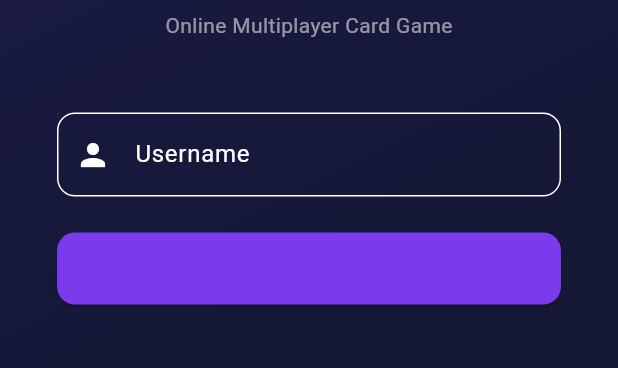
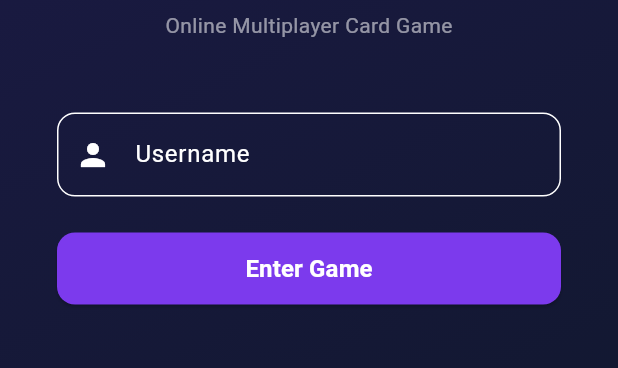
Before and after one commit to Kai-Zen23/PDC-PIT, a Flutter app: the screen it shows after launch, on a phone screen of 412 x 824 dp, the part 501-869 px from its top. Run offline on Flutter 3.47's test engine with Material 3 defaults, Android fonts, the phone set to English and light mode, and no system bars.

Commit message:
Fix invisible login button text by explicitly setting foreground colors

```diff
--- a/frontend/lib/main.dart
+++ b/frontend/lib/main.dart
@@ -142,11 +142,19 @@ class _LoginScreenState extends State<LoginScreen> {
                       onPressed: _loading ? null : _login,
                       style: ElevatedButton.styleFrom(
                         backgroundColor: const Color(0xFF7C3AED),
+                        foregroundColor: Colors.white,
                         shape: RoundedRectangleBorder(borderRadius: BorderRadius.circular(12)),
                       ),
                       child: _loading
                           ? const CircularProgressIndicator(color: Colors.white)
-                          : const Text('Enter Game', style: TextStyle(fontSize: 16, fontWeight: FontWeight.bold)),
+                          : const Text(
+                              'Enter Game',
+                              style: TextStyle(
+                                fontSize: 16,
+                                fontWeight: FontWeight.bold,
+                                color: Colors.white,
+                              ),
+                            ),
                     ),
                   ),
                 ],
```
